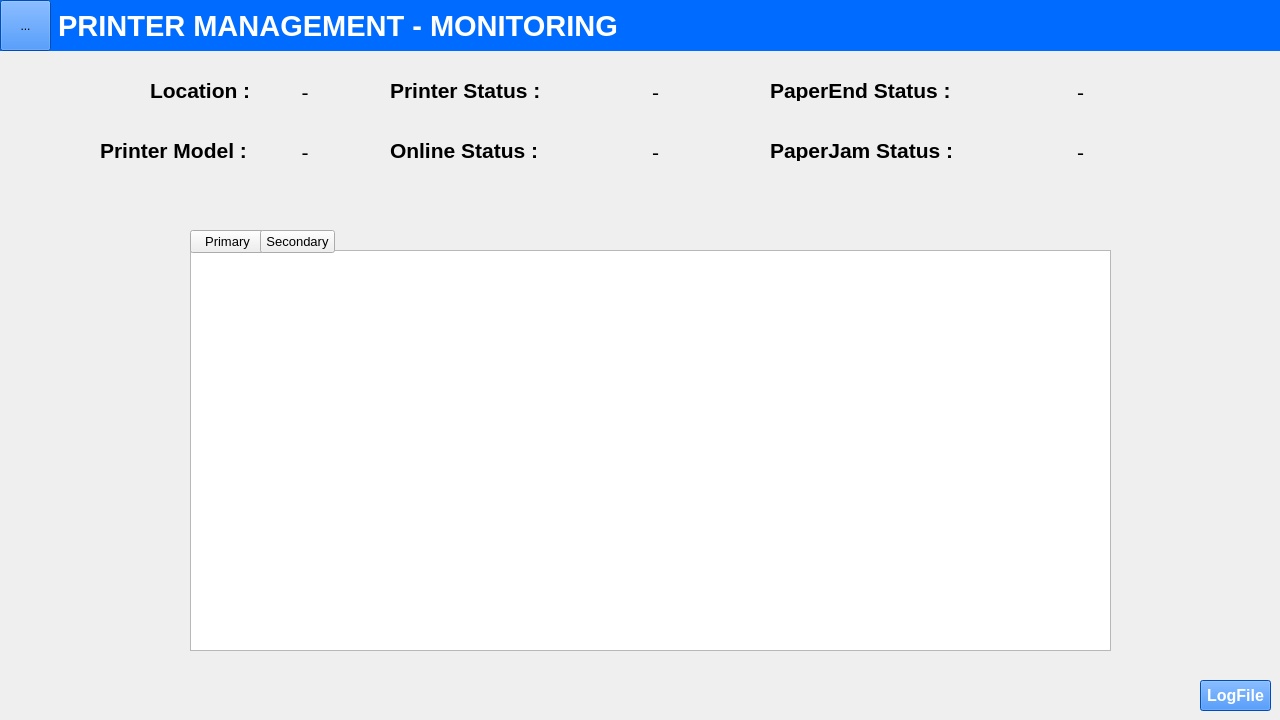
Above: Designer/monitoring.ui from ParintonPrarom-148/Printer_Management_Program_For_Automated_Gate_System before the change. Below: the same form after it.
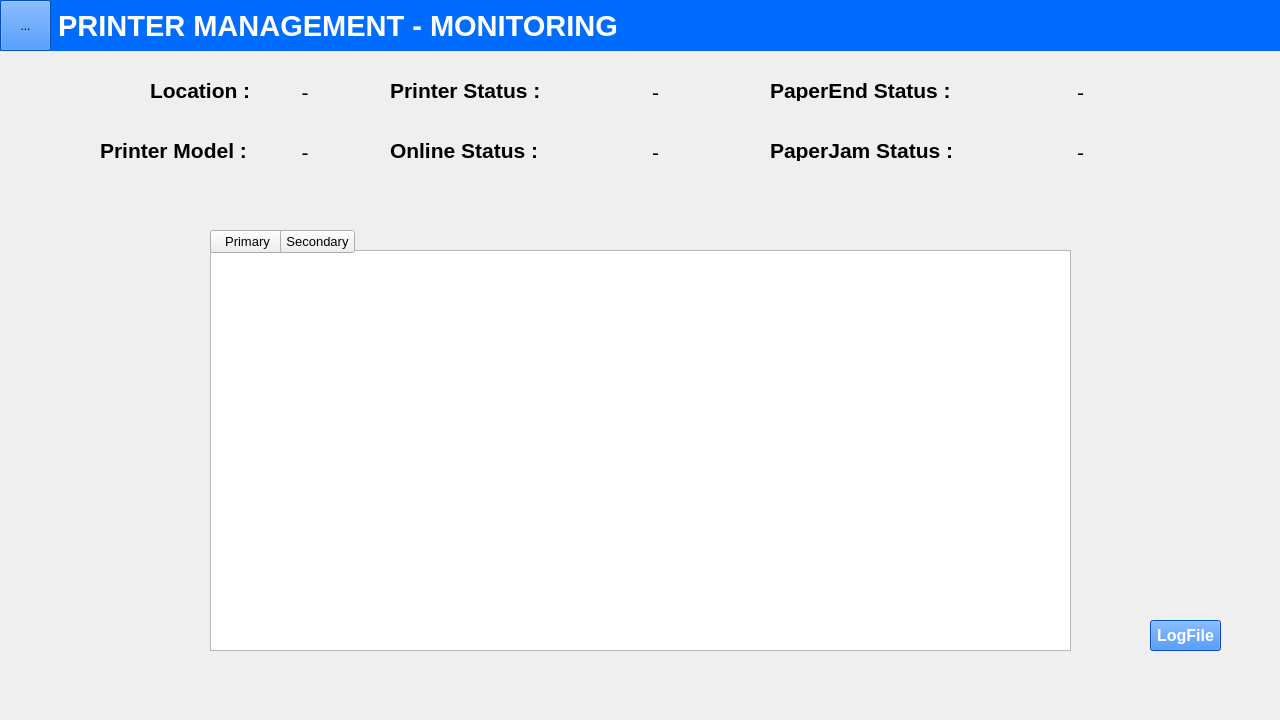
That is the form after the change. Icons and pictures are not drawn.

What changed in the file:
```diff
--- a/Designer/monitoring.ui
+++ b/Designer/monitoring.ui
@@ -65,7 +65,7 @@
      <x>0</x>
      <y>230</y>
      <width>1281</width>
-     <height>491</height>
+     <height>501</height>
     </rect>
    </property>
    <property name="font">
@@ -165,9 +165,9 @@
     <widget class="QTableWidget" name="tableLogSecondary">
      <property name="geometry">
       <rect>
-       <x>190</x>
+       <x>210</x>
        <y>20</y>
-       <width>921</width>
+       <width>861</width>
        <height>401</height>
       </rect>
      </property>
@@ -234,8 +234,8 @@
     <widget class="QPushButton" name="btnLogFileSecondary">
      <property name="geometry">
       <rect>
-       <x>1200</x>
-       <y>450</y>
+       <x>1150</x>
+       <y>390</y>
        <width>71</width>
        <height>31</height>
       </rect>
@@ -349,7 +349,7 @@
   <widget class="QPushButton" name="btnShowSecondaryTable">
    <property name="geometry">
     <rect>
-     <x>260</x>
+     <x>280</x>
      <y>230</y>
      <width>75</width>
      <height>23</height>
@@ -391,7 +391,7 @@
   <widget class="QPushButton" name="btnShowPrimaryTable">
    <property name="geometry">
     <rect>
-     <x>190</x>
+     <x>210</x>
      <y>230</y>
      <width>75</width>
      <height>23</height>
```
Left out of the diff: 8 changed lines with no effect on the pictures.
